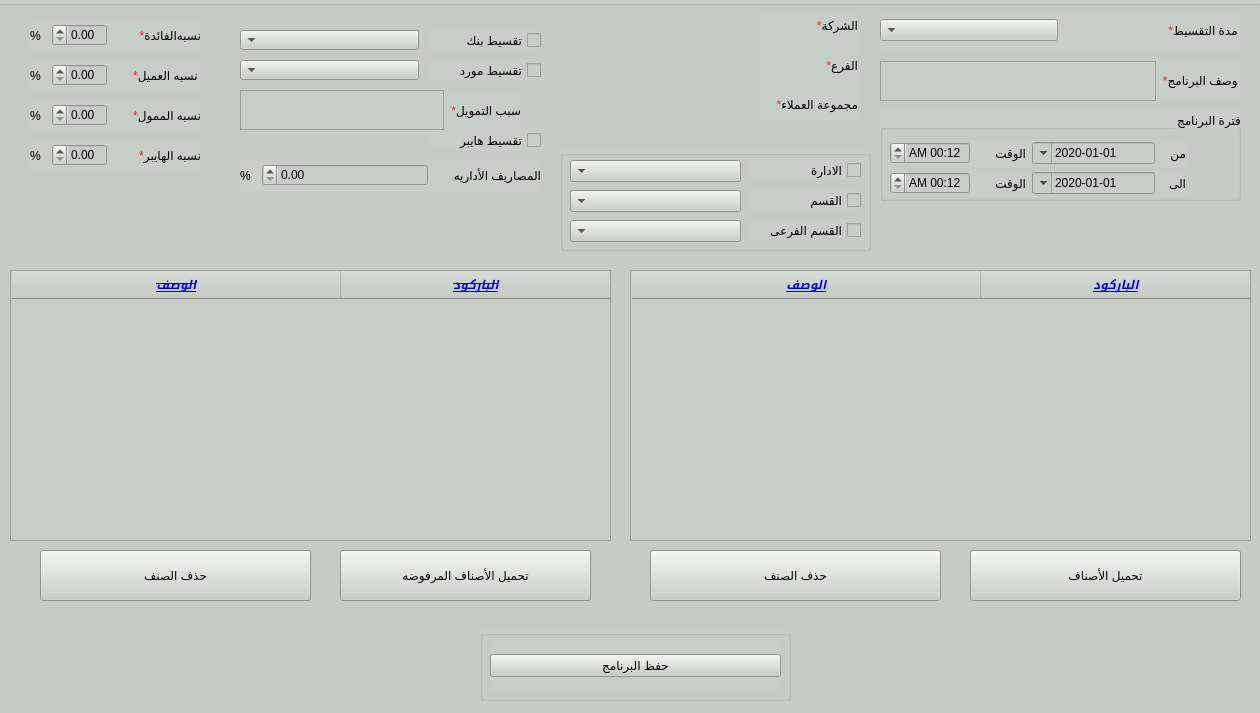
The window that presentation/installment_ui/Installment_create.ui (shymaa123456/HyperPOS2020) describes before a commit, drawn with Qt 5.
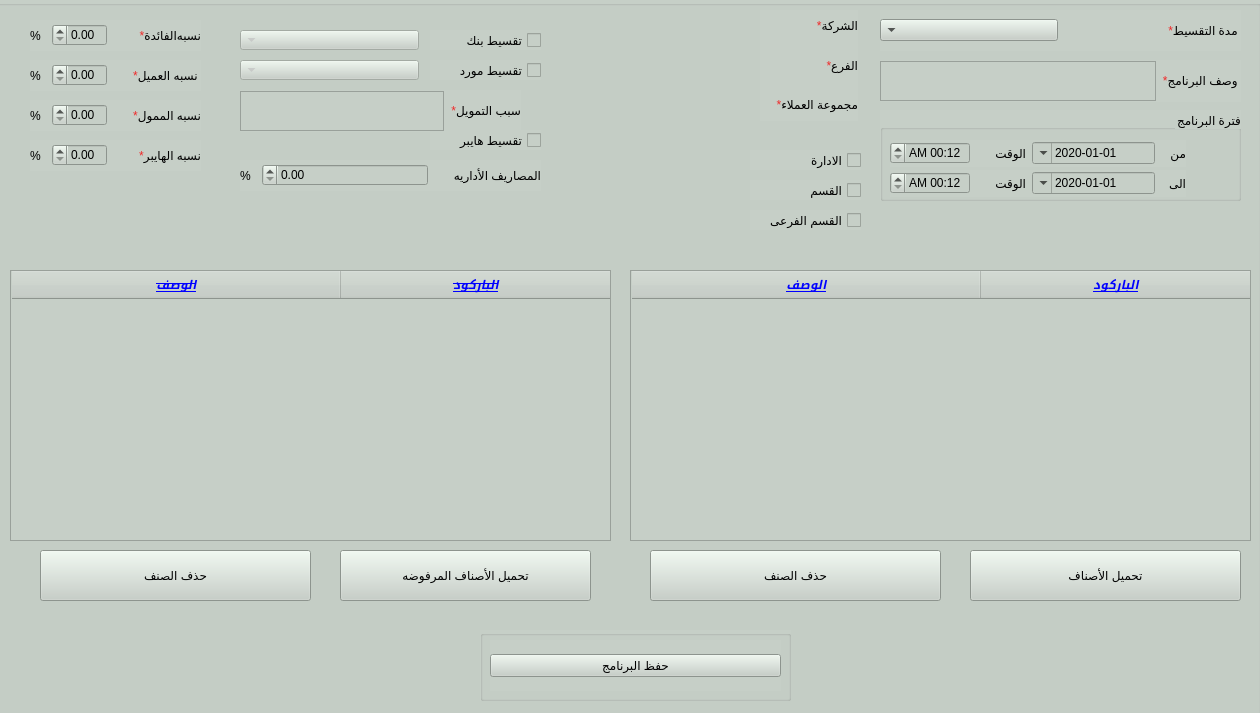
The same window after the commit.

```diff
--- a/presentation/installment_ui/Installment_create.ui
+++ b/presentation/installment_ui/Installment_create.ui
@@ -720,106 +720,6 @@
      </item>
     </layout>
    </widget>
-   <widget class="QGroupBox" name="groupBox_6">
-    <property name="geometry">
-     <rect>
-      <x>670</x>
-      <y>150</y>
-      <width>311</width>
-      <height>101</height>
-     </rect>
-    </property>
-    <property name="title">
-     <string/>
-    </property>
-    <widget class="QComboBox" name="Qcombo_department">
-     <property name="geometry">
-      <rect>
-       <x>10</x>
-       <y>10</y>
-       <width>171</width>
-       <height>22</height>
-      </rect>
-     </property>
-     <property name="layoutDirection">
-      <enum>Qt::RightToLeft</enum>
-     </property>
-    </widget>
-    <widget class="QComboBox" name="Qcombo_section">
-     <property name="geometry">
-      <rect>
-       <x>10</x>
-       <y>40</y>
-       <width>171</width>
-       <height>22</height>
-      </rect>
-     </property>
-     <property name="layoutDirection">
-      <enum>Qt::RightToLeft</enum>
-     </property>
-    </widget>
-    <widget class="QComboBox" name="Qcombo_BMCLevel">
-     <property name="geometry">
-      <rect>
-       <x>10</x>
-       <y>70</y>
-       <width>171</width>
-       <height>22</height>
-      </rect>
-     </property>
-     <property name="layoutDirection">
-      <enum>Qt::RightToLeft</enum>
-     </property>
-    </widget>
-    <widget class="QCheckBox" name="checkBox_department">
-     <property name="geometry">
-      <rect>
-       <x>190</x>
-       <y>10</y>
-       <width>111</width>
-       <height>20</height>
-      </rect>
-     </property>
-     <property name="layoutDirection">
-      <enum>Qt::RightToLeft</enum>
-     </property>
-     <property name="text">
-      <string>الادارة</string>
-     </property>
-    </widget>
-    <widget class="QCheckBox" name="checkBox_section">
-     <property name="geometry">
-      <rect>
-       <x>190</x>
-       <y>40</y>
-       <width>111</width>
-       <height>20</height>
-      </rect>
-     </property>
-     <property name="layoutDirection">
-      <enum>Qt::RightToLeft</enum>
-     </property>
-     <property name="text">
-      <string>القسم</string>
-     </property>
-    </widget>
-    <widget class="QCheckBox" name="checkBox_BMCLevel">
-     <property name="geometry">
-      <rect>
-       <x>190</x>
-       <y>70</y>
-       <width>111</width>
-       <height>20</height>
-      </rect>
-     </property>
-     <property name="layoutDirection">
-      <enum>Qt::RightToLeft</enum>
-     </property>
-     <property name="text">
-      <string>القسم الفرعى</string>
-     </property>
-    </widget>
-   </widget>
    <widget class="QWidget" name="horizontalLayoutWidget_2">
     <property name="geometry">
      <rect>
@@ -1157,6 +1057,9 @@
     </property>
    </widget>
    <widget class="QComboBox" name="Qcombo_bank">
+    <property name="enabled">
+     <bool>false</bool>
+    </property>
     <property name="geometry">
      <rect>
       <x>350</x>
@@ -1170,6 +1073,9 @@
     </property>
    </widget>
    <widget class="QComboBox" name="Qcombo_vendor">
+    <property name="enabled">
+     <bool>false</bool>
+    </property>
     <property name="geometry">
      <rect>
       <x>350</x>
@@ -1188,7 +1094,7 @@
       <x>350</x>
       <y>90</y>
       <width>281</width>
-      <height>41</height>
+      <height>42</height>
      </rect>
     </property>
     <layout class="QHBoxLayout" name="horizontalLayout_5">
@@ -1392,6 +1298,54 @@
      </item>
     </layout>
    </widget>
+   <widget class="QCheckBox" name="checkBox_department">
+    <property name="geometry">
+     <rect>
+      <x>860</x>
+      <y>150</y>
+      <width>111</width>
+      <height>20</height>
+     </rect>
+    </property>
+    <property name="layoutDirection">
+     <enum>Qt::RightToLeft</enum>
+    </property>
+    <property name="text">
+     <string>الادارة</string>
+    </property>
+   </widget>
+   <widget class="QCheckBox" name="checkBox_section">
+    <property name="geometry">
+     <rect>
+      <x>860</x>
+      <y>180</y>
+      <width>111</width>
+      <height>20</height>
+     </rect>
+    </property>
+    <property name="layoutDirection">
+     <enum>Qt::RightToLeft</enum>
+    </property>
+    <property name="text">
+     <string>القسم</string>
+    </property>
+   </widget>
+   <widget class="QCheckBox" name="checkBox_BMCLevel">
+    <property name="geometry">
+     <rect>
+      <x>860</x>
+      <y>210</y>
+      <width>111</width>
+      <height>20</height>
+     </rect>
+    </property>
+    <property name="layoutDirection">
+     <enum>Qt::RightToLeft</enum>
+    </property>
+    <property name="text">
+     <string>القسم الفرعى</string>
+    </property>
+   </widget>
   </widget>
  </widget>
  <resources/>
```
Left out of the diff: 3 changed lines with no effect on the pictures.
